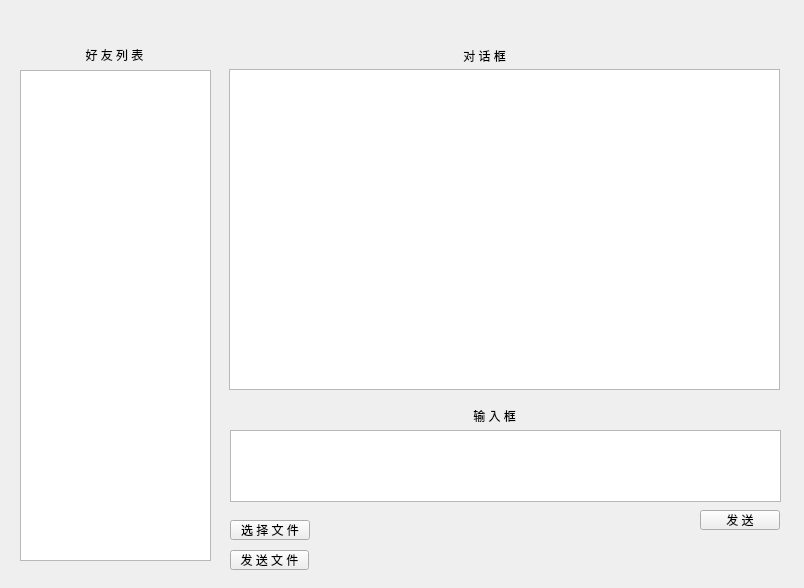
The window that zmclient/chat.ui (minghust/Mingssager) describes before a commit, drawn with Qt 5.
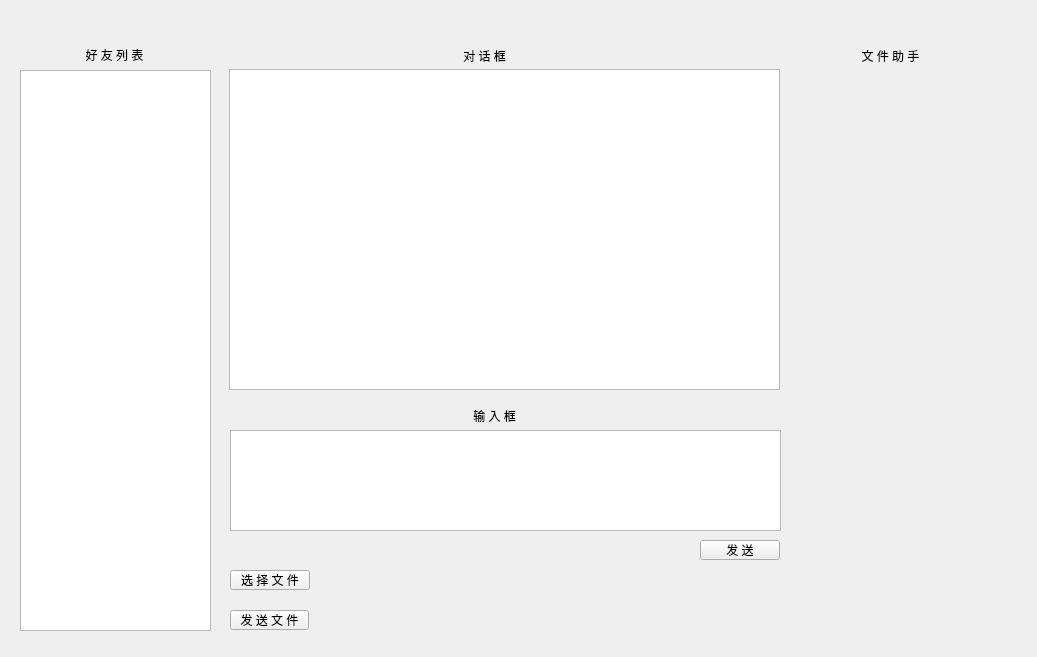
The same window after the commit.

Diff of the .ui file:
```diff
--- a/zmclient/chat.ui
+++ b/zmclient/chat.ui
@@ -6,8 +6,8 @@
    <rect>
     <x>0</x>
     <y>0</y>
-    <width>804</width>
-    <height>588</height>
+    <width>1037</width>
+    <height>657</height>
    </rect>
   </property>
   <property name="windowTitle">
@@ -19,7 +19,7 @@
      <x>20</x>
      <y>70</y>
      <width>191</width>
-     <height>491</height>
+     <height>561</height>
     </rect>
    </property>
    <layout class="QVBoxLayout" name="verticalLayout_3">
@@ -62,7 +62,7 @@
      <x>230</x>
      <y>430</y>
      <width>551</width>
-     <height>72</height>
+     <height>101</height>
     </rect>
    </property>
    <layout class="QVBoxLayout" name="verticalLayout">
@@ -110,7 +110,7 @@
    <property name="geometry">
     <rect>
      <x>700</x>
-     <y>510</y>
+     <y>540</y>
      <width>80</width>
      <height>20</height>
     </rect>
@@ -123,7 +123,7 @@
    <property name="geometry">
     <rect>
      <x>230</x>
-     <y>550</y>
+     <y>610</y>
      <width>79</width>
      <height>20</height>
     </rect>
@@ -136,7 +136,7 @@
    <property name="geometry">
     <rect>
      <x>320</x>
-     <y>540</y>
+     <y>570</y>
      <width>451</width>
      <height>16</height>
     </rect>
@@ -149,7 +149,7 @@
    <property name="geometry">
     <rect>
      <x>230</x>
-     <y>520</y>
+     <y>570</y>
      <width>80</width>
      <height>20</height>
     </rect>
@@ -158,6 +158,39 @@
     <string>选 择 文 件</string>
    </property>
   </widget>
+  <widget class="QWidget" name="verticalLayoutWidget_5">
+   <property name="geometry">
+    <rect>
+     <x>800</x>
+     <y>70</y>
+     <width>181</width>
+     <height>561</height>
+    </rect>
+   </property>
+   <layout class="QVBoxLayout" name="verticalLayout_5"/>
+  </widget>
+  <widget class="QWidget" name="verticalLayoutWidget_6">
+   <property name="geometry">
+    <rect>
+     <x>800</x>
+     <y>40</y>
+     <width>181</width>
+     <height>31</height>
+    </rect>
+   </property>
+   <layout class="QVBoxLayout" name="verticalLayout_6">
+    <item>
+     <widget class="QLabel" name="label_4">
+      <property name="text">
+       <string>文 件 助 手</string>
+      </property>
+      <property name="alignment">
+       <set>Qt::AlignCenter</set>
+      </property>
+     </widget>
+    </item>
+   </layout>
+  </widget>
  </widget>
  <resources/>
  <connections/>
```
Left out of the diff: 2 changed lines with no effect on the pictures.
